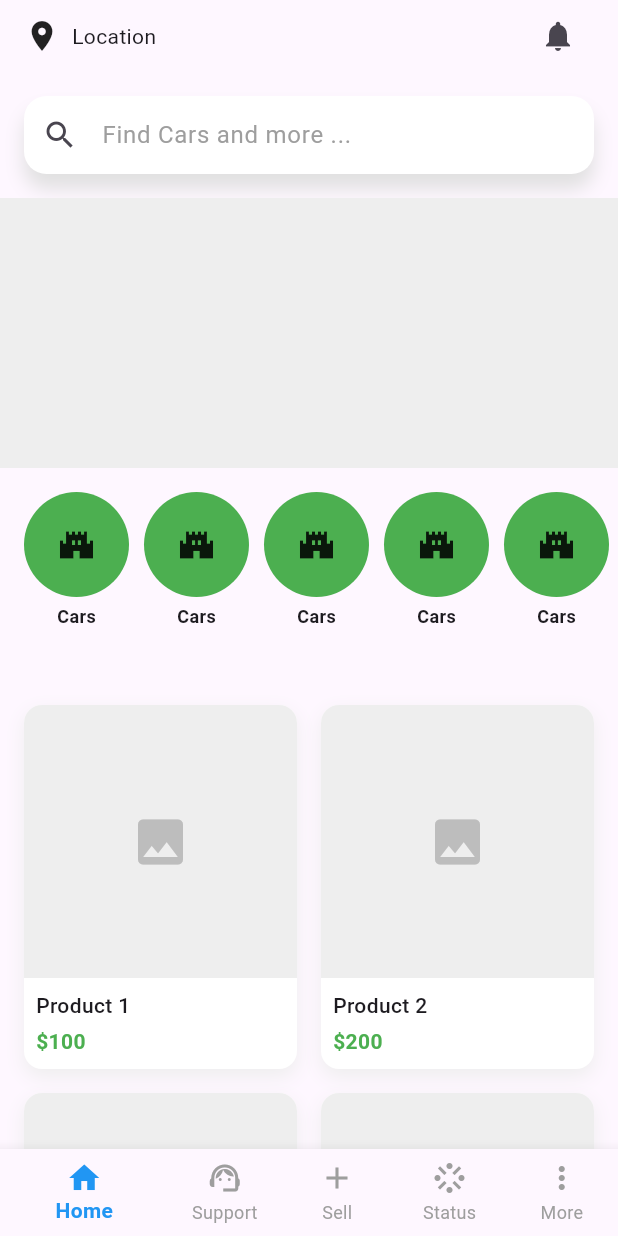
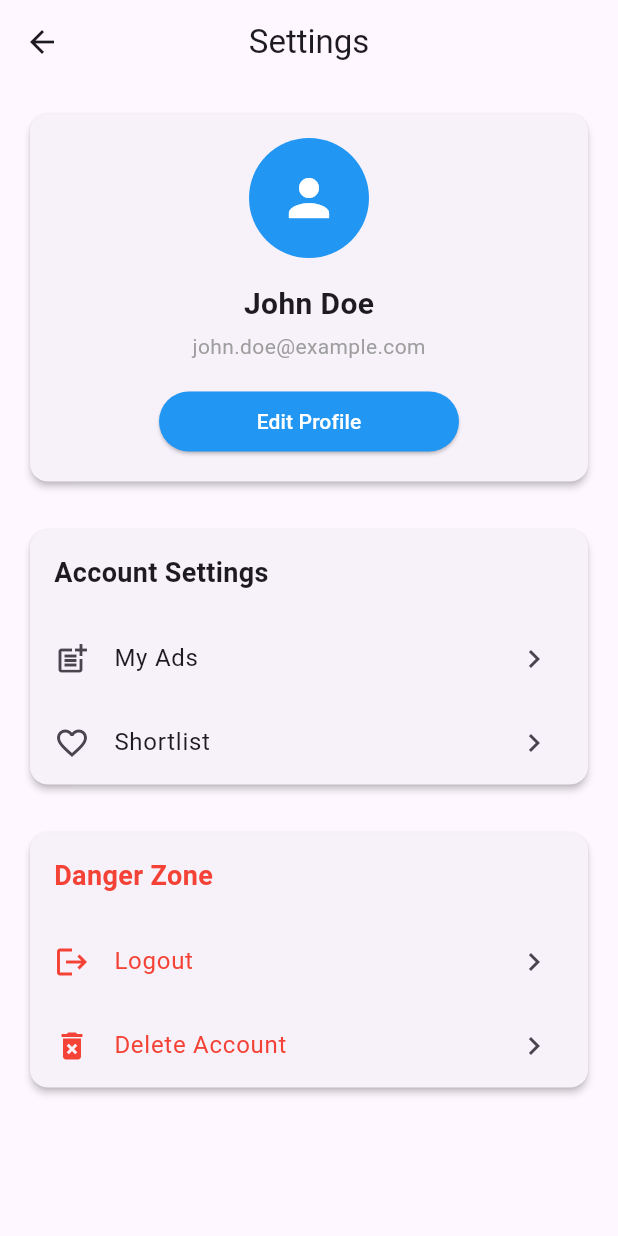
Before and after one commit to Greencreon-LLP-2/Lelam-online-V2, a Flutter app: the screen it shows after launch, in the side drawer, after a tap on "Settings", on a phone screen of 412 x 824 dp. Run offline on Flutter 3.47's test engine with Material 3 defaults, Android fonts, the phone set to English and light mode, and no system bars; our stand-ins replace go_router.

Commit message:
added settings page

```diff
--- a/lib/core/router/app_router.dart
+++ b/lib/core/router/app_router.dart
@@ -6,6 +6,7 @@ import 'package:lelamonline_flutter/feature/faq/view/faq_page.dart';
 import 'package:lelamonline_flutter/feature/home/view/pages/main_scaffold.dart';
 import 'package:lelamonline_flutter/feature/product/view/pages/product_details_page.dart';
 import 'package:lelamonline_flutter/feature/sell/view/pages/sell_page.dart';
+import 'package:lelamonline_flutter/feature/settings/view/pages/settings_page.dart';
 import 'package:lelamonline_flutter/feature/shortlist/views/short_list_page.dart';
 import 'package:lelamonline_flutter/feature/status/view/pages/buying_status_page.dart';
 import 'package:lelamonline_flutter/feature/status/view/pages/selling_status_page.dart';
@@ -53,6 +54,11 @@ final GoRouter appRouter = GoRouter(
       builder: (context, state) => const FAQPage(),
       name: RouteNames.faqPage,
     ),
+    GoRoute(
+      path: RouteNames.settingsPage,
+      builder: (context, state) => const SettingsPage(),
+      name: RouteNames.settingsPage,
+    ),
   ],
   errorBuilder:
       (context, state) => Scaffold(
--- a/lib/core/router/route_names.dart
+++ b/lib/core/router/route_names.dart
@@ -8,4 +8,6 @@ class RouteNames {
   static const String sellingstatuspage = "/sellingstatuspage";
   static const String productDetailsPage = "/productDetailsPage";
   static const String faqPage = "/faqPage";
+  static const String settingsPage = "/settingsPage";
+  static const String editProfilePage = "/editProfilePage";
 }
--- a/lib/feature/home/view/widgets/app_drawer.dart
+++ b/lib/feature/home/view/widgets/app_drawer.dart
@@ -107,8 +107,8 @@ class AppDrawerWidget extends StatelessWidget {
             icon: Icons.settings,
             title: 'Settings',
             onTap: () {
-              // TODO: Navigate to settings
               Navigator.pop(context);
+              context.pushNamed(RouteNames.settingsPage);
             },
           ),
           _buildDrawerItem(
--- /dev/null
+++ b/lib/feature/settings/view/pages/settings_page.dart
@@ -0,0 +1,193 @@
+import 'package:flutter/material.dart';
+import 'package:go_router/go_router.dart';
+import 'package:lelamonline_flutter/core/router/route_names.dart';
+import 'package:lelamonline_flutter/core/theme/app_theme.dart';
+
+class SettingsPage extends StatelessWidget {
+  const SettingsPage({super.key});
+
+  @override
+  Widget build(BuildContext context) {
+    return Scaffold(
+      appBar: AppBar(title: const Text('Settings'), centerTitle: true),
+      body: ListView(
+        padding: const EdgeInsets.all(16),
+        children: [
+          _buildProfileSection(),
+          const SizedBox(height: 24),
+          _buildSettingsSection(context),
+          const SizedBox(height: 24),
+          _buildDangerSection(context),
+        ],
+      ),
+    );
+  }
+
+  Widget _buildProfileSection() {
+    return Card(
+      elevation: 2,
+      child: Padding(
+        padding: const EdgeInsets.all(16),
+        child: Column(
+          children: [
+            const CircleAvatar(
+              radius: 40,
+              backgroundColor: AppTheme.primaryColor,
+              child: Icon(Icons.person, size: 40, color: Colors.white),
+            ),
+            const SizedBox(height: 16),
+            const Text(
+              'John Doe',
+              style: TextStyle(fontSize: 20, fontWeight: FontWeight.bold),
+            ),
+            const SizedBox(height: 4),
+            const Text(
+              'john.doe@example.com',
+              style: TextStyle(fontSize: 14, color: Colors.grey),
+            ),
+            const SizedBox(height: 16),
+            ElevatedButton(
+              onPressed: () {
+                // Navigate to edit profile
+              },
+              style: ElevatedButton.styleFrom(
+                backgroundColor: AppTheme.primaryColor,
+                foregroundColor: Colors.white,
+                minimumSize: const Size(200, 40),
+              ),
+              child: const Text('Edit Profile'),
+            ),
+          ],
+        ),
+      ),
+    );
+  }
+
+  Widget _buildSettingsSection(BuildContext context) {
+    return Card(
+      elevation: 2,
+      child: Column(
+        crossAxisAlignment: CrossAxisAlignment.start,
+        children: [
+          const Padding(
+            padding: EdgeInsets.all(16),
+            child: Text(
+              'Account Settings',
+              style: TextStyle(fontSize: 18, fontWeight: FontWeight.bold),
+            ),
+          ),
+          _buildSettingsTile(
+            icon: Icons.post_add,
+            title: 'My Ads',
+            onTap: () => context.pushNamed(RouteNames.sellingstatuspage),
+          ),
+          _buildSettingsTile(
+            icon: Icons.favorite_border,
+            title: 'Shortlist',
+            onTap: () => context.pushNamed(RouteNames.shortlistpage),
+          ),
+        ],
+      ),
+    );
+  }
+
+  Widget _buildDangerSection(BuildContext context) {
+    return Card(
+      elevation: 2,
+      child: Column(
+        crossAxisAlignment: CrossAxisAlignment.start,
+        children: [
+          const Padding(
+            padding: EdgeInsets.all(16),
+            child: Text(
+              'Danger Zone',
+              style: TextStyle(
+                fontSize: 18,
+                fontWeight: FontWeight.bold,
+                color: Colors.red,
+              ),
+            ),
+          ),
+          _buildSettingsTile(
+            icon: Icons.logout,
+            title: 'Logout',
+            textColor: Colors.red,
+            onTap: () {
+              showDialog(
+                context: context,
+                builder:
+                    (context) => AlertDialog(
+                      title: const Text('Logout'),
+                      content: const Text('Are you sure you want to logout?'),
+                      actions: [
+                        TextButton(
+                          onPressed: () => Navigator.pop(context),
+                          child: const Text('Cancel'),
+                        ),
+                        TextButton(
+                          onPressed: () {
+                            // Handle logout
+                            Navigator.pop(context);
+                          },
+                          child: const Text(
+                            'Logout',
+                            style: TextStyle(color: Colors.red),
+                          ),
+                        ),
+                      ],
+                    ),
+              );
+            },
+          ),
+          _buildSettingsTile(
+            icon: Icons.delete_forever,
+            title: 'Delete Account',
+            textColor: Colors.red,
+            onTap: () {
+              showDialog(
+                context: context,
+                builder:
+                    (context) => AlertDialog(
+                      title: const Text('Delete Account'),
+                      content: const Text(
+                        'Are you sure you want to delete your account? This action cannot be undone.',
+                      ),
+                      actions: [
+                        TextButton(
+                          onPressed: () => Navigator.pop(context),
+                          child: const Text('Cancel'),
+                        ),
+                        TextButton(
+                          onPressed: () {
+                            // Handle account deletion
+                            Navigator.pop(context);
+                          },
+                          child: const Text(
+                            'Delete',
+                            style: TextStyle(color: Colors.red),
+                          ),
+                        ),
+                      ],
+                    ),
+              );
+            },
+          ),
+        ],
+      ),
+    );
+  }
+
+  Widget _buildSettingsTile({
+    required IconData icon,
+    required String title,
+    required VoidCallback onTap,
+    Color? textColor,
+  }) {
+    return ListTile(
+      leading: Icon(icon, color: textColor),
+      title: Text(title, style: TextStyle(color: textColor)),
+      trailing: const Icon(Icons.chevron_right),
+      onTap: onTap,
+    );
+  }
+}
```
